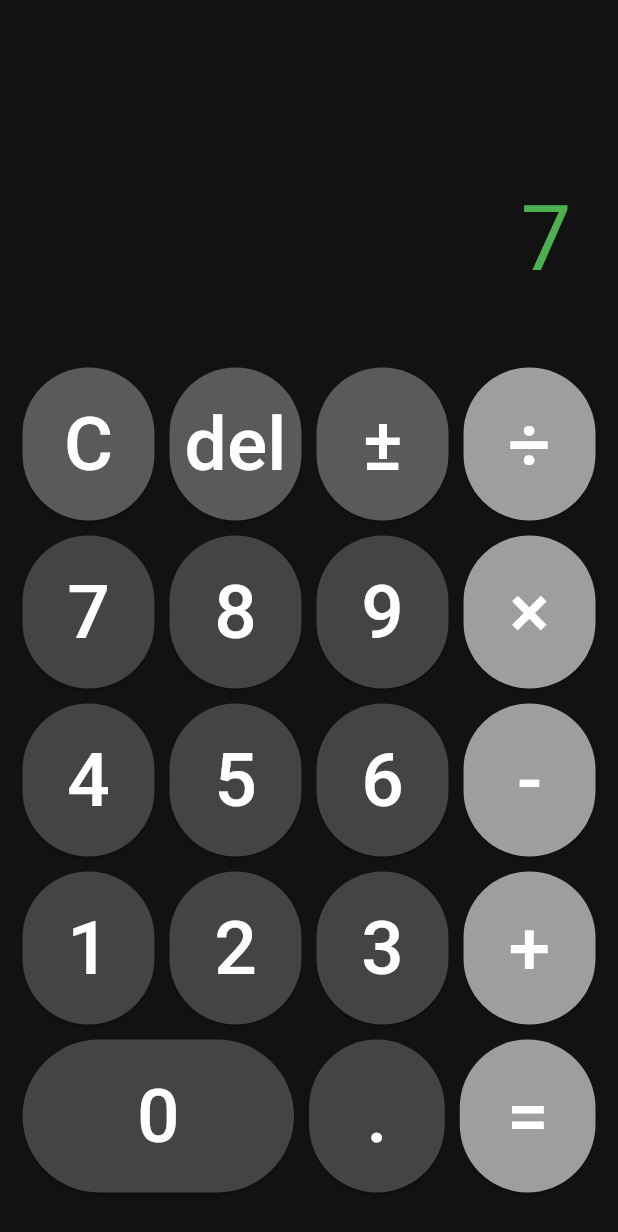
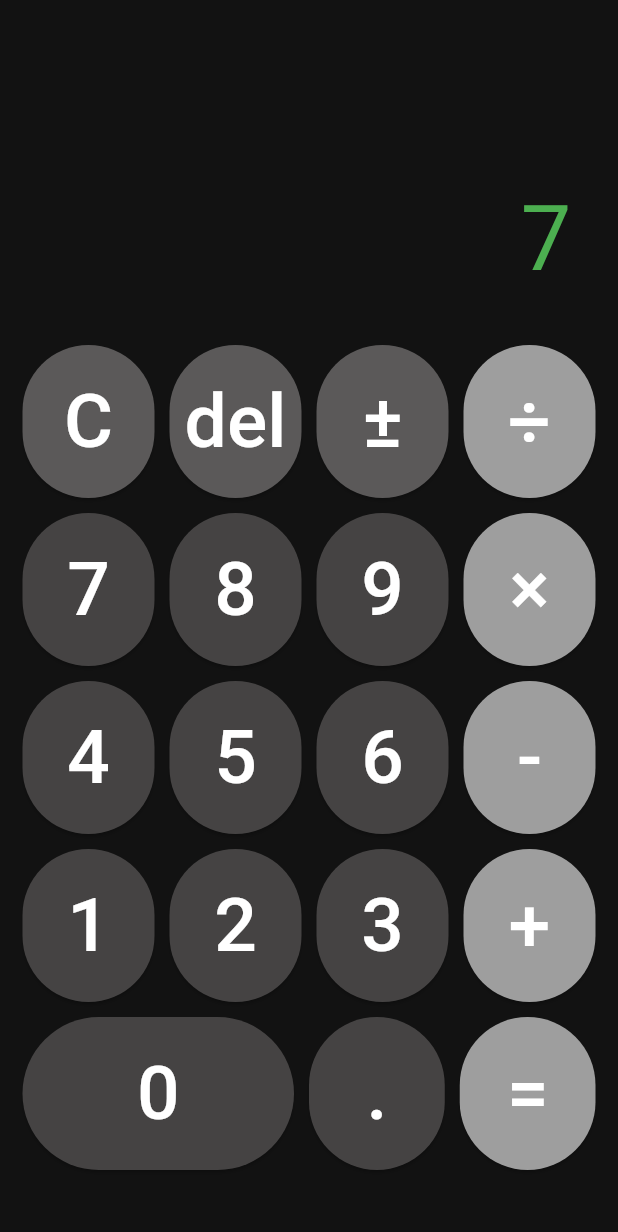
Before and after one commit to Myriad21/TrajuanSmith_Homework01, a Flutter app: the screen it shows after launch, after a tap on an icon or button, on a phone screen of 412 x 824 dp. Shown: the top 1232 px of the screen. Run offline on Flutter 3.47's test engine with Material 3 defaults, Android fonts, the phone set to English and light mode, and no system bars.

```diff
--- /dev/null
+++ b/github_link.txt
@@ -0,0 +1 @@
+https://github.com/Myriad21/TrajuanSmith_Homework01
--- a/lib/main.dart
+++ b/lib/main.dart
@@ -19,7 +19,6 @@ class _CalculatorAppState extends State<CalculatorApp> {
   String displayText ="";
   double? _operand1;
   String? _operator;
-  bool startNewExpression=false;
 
   void setOperator(String newOp) {
     final n = double.tryParse(displayText);
@@ -126,13 +125,11 @@ class _CalculatorAppState extends State<CalculatorApp> {
         final right = displayText.substring(idx + 1);
 
         // If right side empty, start a negative number (one '-')
-        if (right.isEmpty) {
-          displayText = left + '-';
-          return;
-        }
+        if (right.isEmpty || right == '0') return;
 
         // Toggle exactly one leading '-'
         if (right.startsWith('-')) {
+        if (right.substring(1) == '0') return;
           displayText = left + right.substring(1);
         } else {
           displayText = left + '-' + right;
@@ -141,6 +138,8 @@ class _CalculatorAppState extends State<CalculatorApp> {
       }
 
       // No operator: toggle whole number
+      // If Zero, ignore
+      if (displayText == '0') return;
       if (displayText.startsWith('-')) {
         displayText = displayText.substring(1);
       } else {
@@ -204,6 +203,11 @@ class _CalculatorAppState extends State<CalculatorApp> {
           }
         }
       }
+      if (s=='0'){
+        if(displayText.startsWith('0')) {
+          return;
+        }
+      }
       displayText += s;
     });
   }
@@ -241,7 +245,7 @@ class _CalculatorAppState extends State<CalculatorApp> {
           children: [
             Center(
               child: Container(
-                height: 150,
+                height: 120,
                 width: double.infinity,
                 padding: const EdgeInsets.all(16),
                 color: const Color(0xFF121212),
```
Also changed, not shown: 1 other file.
